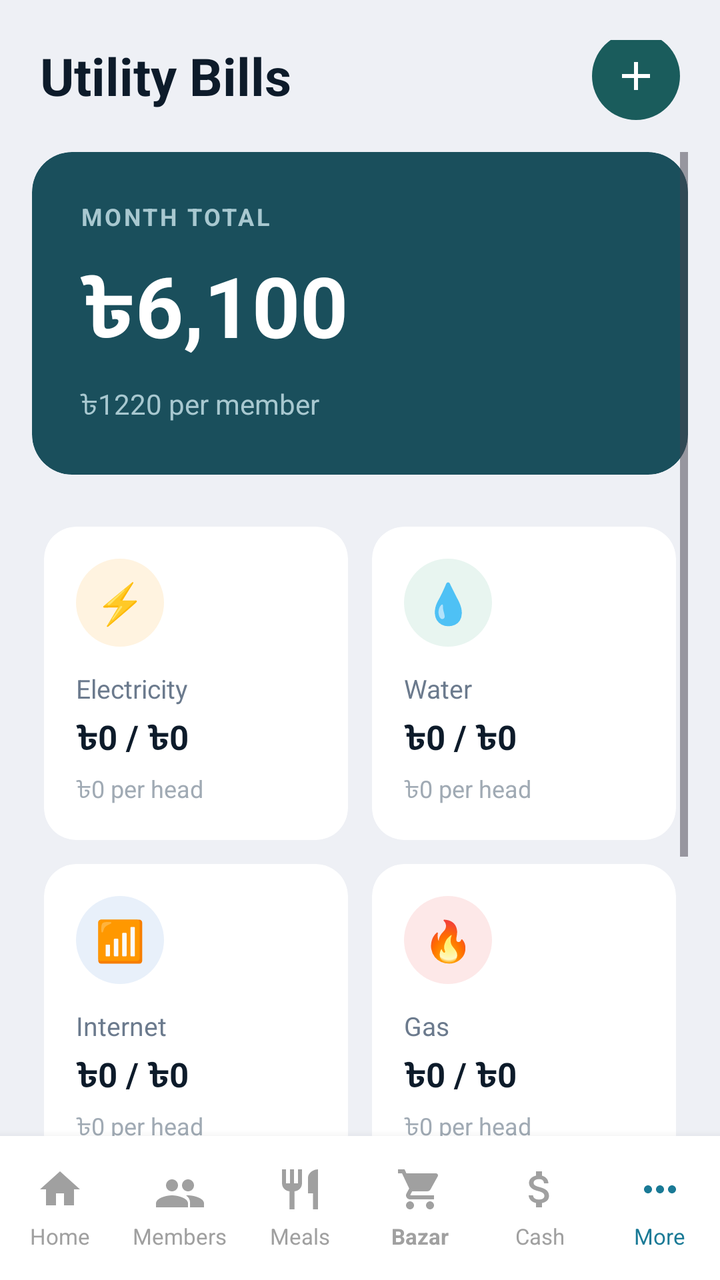
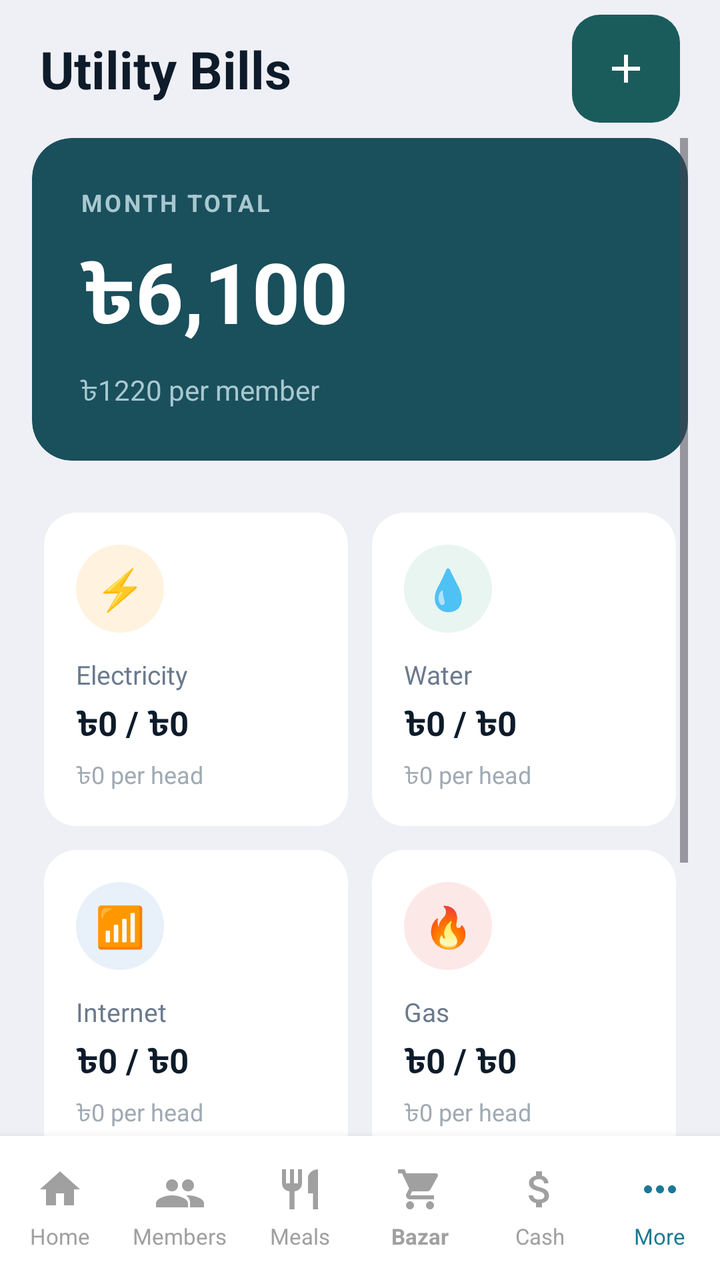

An Android layout rendered at two revisions. The XML below is the earlier revision; the diff shows what the commit changed to produce the second picture.
<!-- AndroidManifest.xml: application theme Theme.MessManagement -->
<!-- res/layout/activity_utility.xml -->
<?xml version="1.0" encoding="utf-8"?>
<LinearLayout
    xmlns:android="http://schemas.android.com/apk/res/android"
    xmlns:app="http://schemas.android.com/apk/res-auto"
    android:layout_width="match_parent"
    android:layout_height="match_parent"
    android:orientation="vertical"
    android:background="#EEF0F5">

    
    <RelativeLayout
        android:layout_width="match_parent"
        android:layout_height="wrap_content"
        android:paddingHorizontal="20dp"
        android:paddingTop="20dp"
        android:paddingBottom="12dp">

        <TextView
            android:layout_width="wrap_content"
            android:layout_height="wrap_content"
            android:layout_centerVertical="true"
            android:text="Utility Bills"
            android:textColor="#0D1B2A"
            android:textSize="26sp"
            android:textStyle="bold" />

        <ImageButton
            android:id="@+id/btnAddUtility"
            android:layout_width="44dp"
            android:layout_height="44dp"
            android:layout_alignParentEnd="true"
            android:layout_centerVertical="true"
            android:background="@drawable/bg_circle_teal"
            android:src="@drawable/ic_add"
            android:contentDescription="Add Utility" />

    </RelativeLayout>

    <ScrollView
        android:layout_width="match_parent"
        android:layout_height="0dp"
        android:layout_weight="1"
        android:paddingHorizontal="16dp"
        android:clipToPadding="false">

        <LinearLayout
            android:layout_width="match_parent"
            android:layout_height="wrap_content"
            android:orientation="vertical">

            
            <androidx.cardview.widget.CardView
                android:layout_width="match_parent"
                android:layout_height="wrap_content"
                android:layout_marginBottom="20dp"
                app:cardCornerRadius="20dp"
                app:cardElevation="0dp"
                app:cardBackgroundColor="#1A4F5C">

                <LinearLayout
                    android:layout_width="match_parent"
                    android:layout_height="wrap_content"
                    android:orientation="vertical"
                    android:padding="24dp">

                    <TextView
                        android:layout_width="wrap_content"
                        android:layout_height="wrap_content"
                        android:text="MONTH TOTAL"
                        android:textColor="#A8C8D0"
                        android:textSize="12sp"
                        android:textStyle="bold"
                        android:letterSpacing="0.1"
                        android:layout_marginBottom="8dp" />

                    <TextView
                        android:id="@+id/tvTotalAmount"
                        android:layout_width="wrap_content"
                        android:layout_height="wrap_content"
                        android:text="৳6,100"
                        android:textColor="#FFFFFF"
                        android:textSize="42sp"
                        android:textStyle="bold"
                        android:layout_marginBottom="6dp" />

                    <TextView
                        android:id="@+id/tvPerMember"
                        android:layout_width="wrap_content"
                        android:layout_height="wrap_content"
                        android:text="৳1220 per member"
                        android:textColor="#A8C8D0"
                        android:textSize="14sp" />

                </LinearLayout>

            </androidx.cardview.widget.CardView>

            
            <GridLayout
                android:layout_width="match_parent"
                android:layout_height="wrap_content"
                android:columnCount="2"
                android:useDefaultMargins="false">

                
                <androidx.cardview.widget.CardView
                    android:layout_width="0dp"
                    android:layout_height="wrap_content"
                    android:layout_columnWeight="1"
                    android:layout_margin="6dp"
                    app:cardCornerRadius="16dp"
                    app:cardElevation="0dp"
                    app:cardBackgroundColor="#FFFFFF">

                    <LinearLayout
                        android:layout_width="match_parent"
                        android:layout_height="wrap_content"
                        android:orientation="vertical"
                        android:padding="16dp">

                        <TextView
                            android:layout_width="44dp"
                            android:layout_height="44dp"
                            android:background="@drawable/bg_icon_orange"
                            android:gravity="center"
                            android:text="⚡"
                            android:textSize="20sp"
                            android:layout_marginBottom="12dp" />

                        <TextView
                            android:layout_width="wrap_content"
                            android:layout_height="wrap_content"
                            android:text="Electricity"
                            android:textColor="#6B7A8D"
                            android:textSize="13sp"
                            android:layout_marginBottom="4dp" />

                        <TextView
                            android:id="@+id/tvElectricity"
                            android:layout_width="wrap_content"
                            android:layout_height="wrap_content"
                            android:text="৳0 / ৳0"
                            android:textColor="#0D1B2A"
                            android:textSize="17sp"
                            android:textStyle="bold"
                            android:layout_marginBottom="4dp" />

                        <TextView
                            android:id="@+id/tvElectricityHead"
                            android:layout_width="wrap_content"
                            android:layout_height="wrap_content"
                            android:text="৳0 per head"
                            android:textColor="#A0AAB4"
                            android:textSize="12sp" />

                    </LinearLayout>

                </androidx.cardview.widget.CardView>

                
                <androidx.cardview.widget.CardView
                    android:layout_width="0dp"
                    android:layout_height="wrap_content"
                    android:layout_columnWeight="1"
                    android:layout_margin="6dp"
                    app:cardCornerRadius="16dp"
                    app:cardElevation="0dp"
                    app:cardBackgroundColor="#FFFFFF">

                    <LinearLayout
                        android:layout_width="match_parent"
                        android:layout_height="wrap_content"
                        android:orientation="vertical"
                        android:padding="16dp">

                        <TextView
                            android:layout_width="44dp"
                            android:layout_height="44dp"
                            android:background="@drawable/bg_icon_green"
                            android:gravity="center"
                            android:text="💧"
                            android:textSize="20sp"
                            android:layout_marginBottom="12dp" />

                        <TextView
                            android:layout_width="wrap_content"
                            android:layout_height="wrap_content"
                            android:text="Water"
                            android:textColor="#6B7A8D"
                            android:textSize="13sp"
                            android:layout_marginBottom="4dp" />

                        <TextView
                            android:id="@+id/tvWater"
                            android:layout_width="wrap_content"
                            android:layout_height="wrap_content"
                            android:text="৳0 / ৳0"
                            android:textColor="#0D1B2A"
                            android:textSize="17sp"
                            android:textStyle="bold"
                            android:layout_marginBottom="4dp" />

                        <TextView
                            android:id="@+id/tvWaterHead"
                            android:layout_width="wrap_content"
                            android:layout_height="wrap_content"
                            android:text="৳0 per head"
                            android:textColor="#A0AAB4"
                            android:textSize="12sp" />

                    </LinearLayout>

                </androidx.cardview.widget.CardView>

                
                <androidx.cardview.widget.CardView
                    android:layout_width="0dp"
                    android:layout_height="wrap_content"
                    android:layout_columnWeight="1"
                    android:layout_margin="6dp"
                    app:cardCornerRadius="16dp"
                    app:cardElevation="0dp"
                    app:cardBackgroundColor="#FFFFFF">

                    <LinearLayout
                        android:layout_width="match_parent"
                        android:layout_height="wrap_content"
                        android:orientation="vertical"
                        android:padding="16dp">

                        <TextView
                            android:layout_width="44dp"
                            android:layout_height="44dp"
                            android:background="@drawable/bg_icon_blue"
                            android:gravity="center"
                            android:text="📶"
                            android:textSize="20sp"
                            android:layout_marginBottom="12dp" />

                        <TextView
                            android:layout_width="wrap_content"
                            android:layout_height="wrap_content"
                            android:text="Internet"
                            android:textColor="#6B7A8D"
                            android:textSize="13sp"
                            android:layout_marginBottom="4dp" />

                        <TextView
                            android:id="@+id/tvInternet"
                            android:layout_width="wrap_content"
                            android:layout_height="wrap_content"
                            android:text="৳0 / ৳0"
                            android:textColor="#0D1B2A"
                            android:textSize="17sp"
                            android:textStyle="bold"
                            android:layout_marginBottom="4dp" />

                        <TextView
                            android:id="@+id/tvInternetHead"
                            android:layout_width="wrap_content"
                            android:layout_height="wrap_content"
                            android:text="৳0 per head"
                            android:textColor="#A0AAB4"
                            android:textSize="12sp" />

                    </LinearLayout>

                </androidx.cardview.widget.CardView>

                
                <androidx.cardview.widget.CardView
                    android:layout_width="0dp"
                    android:layout_height="wrap_content"
                    android:layout_columnWeight="1"
                    android:layout_margin="6dp"
                    app:cardCornerRadius="16dp"
                    app:cardElevation="0dp"
                    app:cardBackgroundColor="#FFFFFF">

                    <LinearLayout
                        android:layout_width="match_parent"
                        android:layout_height="wrap_content"
                        android:orientation="vertical"
                        android:padding="16dp">

                        <TextView
                            android:layout_width="44dp"
                            android:layout_height="44dp"
                            android:background="@drawable/bg_icon_red"
                            android:gravity="center"
                            android:text="🔥"
                            android:textSize="20sp"
                            android:layout_marginBottom="12dp" />

                        <TextView
                            android:layout_width="wrap_content"
                            android:layout_height="wrap_content"
                            android:text="Gas"
                            android:textColor="#6B7A8D"
                            android:textSize="13sp"
                            android:layout_marginBottom="4dp" />

                        <TextView
                            android:id="@+id/tvGas"
                            android:layout_width="wrap_content"
                            android:layout_height="wrap_content"
                            android:text="৳0 / ৳0"
                            android:textColor="#0D1B2A"
                            android:textSize="17sp"
                            android:textStyle="bold"
                            android:layout_marginBottom="4dp" />

                        <TextView
                            android:id="@+id/tvGasHead"
                            android:layout_width="wrap_content"
                            android:layout_height="wrap_content"
                            android:text="৳0 per head"
                            android:textColor="#A0AAB4"
                            android:textSize="12sp" />

                    </LinearLayout>

                </androidx.cardview.widget.CardView>

                
                <androidx.cardview.widget.CardView
                    android:layout_width="0dp"
                    android:layout_height="wrap_content"
                    android:layout_columnWeight="1"
                    android:layout_margin="6dp"
                    app:cardCornerRadius="16dp"
                    app:cardElevation="0dp"
                    app:cardBackgroundColor="#FFFFFF">

                    <LinearLayout
                        android:layout_width="match_parent"
                        android:layout_height="wrap_content"
                        android:orientation="vertical"
                        android:padding="16dp">

                        <TextView
                            android:layout_width="44dp"
                            android:layout_height="44dp"
                            android:background="@drawable/bg_icon_orange"
                            android:gravity="center"
                            android:text="👩‍🍳"
                            android:textSize="20sp"
                            android:layout_marginBottom="12dp" />

                        <TextView
                            android:layout_width="wrap_content"
                            android:layout_height="wrap_content"
                            android:text="Bua Salary"
                            android:textColor="#6B7A8D"
                            android:textSize="13sp"
                            android:layout_marginBottom="4dp" />

                        <TextView
                            android:id="@+id/tvBua"
                            android:layout_width="wrap_content"
                            android:layout_height="wrap_content"
                            android:text="৳0 / ৳0"
                            android:textColor="#0D1B2A"
                            android:textSize="17sp"
                            android:textStyle="bold"
                            android:layout_marginBottom="4dp" />

                        <TextView
                            android:id="@+id/tvBuaHead"
                            android:layout_width="wrap_content"
                            android:layout_height="wrap_content"
                            android:text="৳0 per head"
                            android:textColor="#A0AAB4"
                            android:textSize="12sp" />

                    </LinearLayout>

                </androidx.cardview.widget.CardView>

                
                <androidx.cardview.widget.CardView
                    android:layout_width="0dp"
                    android:layout_height="wrap_content"
                    android:layout_columnWeight="1"
                    android:layout_margin="6dp"
                    app:cardCornerRadius="16dp"
                    app:cardElevation="0dp"
                    app:cardBackgroundColor="#FFFFFF">

                    <LinearLayout
                        android:layout_width="match_parent"
                        android:layout_height="wrap_content"
                        android:orientation="vertical"
                        android:padding="16dp">

                        <TextView
                            android:layout_width="44dp"
                            android:layout_height="44dp"
                            android:background="@drawable/bg_icon_blue"
                            android:gravity="center"
                            android:text="🏠"
                            android:textSize="20sp"
                            android:layout_marginBottom="12dp" />

                        <TextView
                            android:layout_width="wrap_content"
                            android:layout_height="wrap_content"
                            android:text="House Rent"
                            android:textColor="#6B7A8D"
                            android:textSize="13sp"
                            android:layout_marginBottom="4dp" />

                        <TextView
                            android:id="@+id/tvRent"
                            android:layout_width="wrap_content"
                            android:layout_height="wrap_content"
                            android:text="৳0 / ৳0"
                            android:textColor="#0D1B2A"
                            android:textSize="17sp"
                            android:textStyle="bold"
                            android:layout_marginBottom="4dp" />

                        <TextView
                            android:id="@+id/tvRentHead"
                            android:layout_width="wrap_content"
                            android:layout_height="wrap_content"
                            android:text="৳0 per head"
                            android:textColor="#A0AAB4"
                            android:textSize="12sp" />

                    </LinearLayout>

                </androidx.cardview.widget.CardView>

            </GridLayout>

        </LinearLayout>

    </ScrollView>

    <LinearLayout
        android:id="@+id/bottom_nav"
        android:layout_width="match_parent"
        android:layout_height="72dp"
        android:background="@drawable/bottom_nav_background"
        android:baselineAligned="false"
        android:elevation="8dp"
        android:orientation="horizontal"
        app:layout_constraintBottom_toBottomOf="parent">

        
        <LinearLayout
            android:id="@+id/btn_home_layout"
            android:layout_width="0dp"
            android:layout_height="match_parent"
            android:layout_weight="1"
            android:clickable="true"
            android:focusable="true"
            android:background="?attr/selectableItemBackground"
            android:gravity="center"
            android:orientation="vertical">
            <ImageView
                android:layout_width="24dp"
                android:layout_height="24dp"
                android:contentDescription="@string/nav_home"
                android:src="@drawable/ic_home"
                app:tint="@color/nav_inactive" />
            <TextView
                android:layout_width="wrap_content"
                android:layout_height="wrap_content"
                android:layout_marginTop="4dp"
                android:text="@string/nav_home"
                android:textColor="@color/nav_inactive"
                android:textSize="11sp" />
        </LinearLayout>

        
        <LinearLayout
            android:id="@+id/btn_member_layout"
            android:layout_width="0dp"
            android:layout_height="match_parent"
            android:layout_weight="1"
            android:clickable="true"
            android:focusable="true"
            android:background="?attr/selectableItemBackground"
            android:gravity="center"
            android:orientation="vertical">
            <ImageView
                android:layout_width="24dp"
                android:layout_height="24dp"
                android:contentDescription="@string/nav_members"
                android:src="@drawable/ic_members"
                app:tint="@color/nav_inactive" />
            <TextView
                android:layout_width="wrap_content"
                android:layout_height="wrap_content"
                android:layout_marginTop="4dp"
                android:text="@string/nav_members"
                android:textColor="@color/nav_inactive"
                android:textSize="11sp" />
        </LinearLayout>

        
        <LinearLayout
            android:id="@+id/btn_meals_layout"
            android:layout_width="0dp"
            android:layout_height="match_parent"
            android:layout_weight="1"
            android:clickable="true"
            android:focusable="true"
            android:background="?attr/selectableItemBackground"
            android:gravity="center"
            android:orientation="vertical">
            <ImageView
                android:layout_width="24dp"
                android:layout_height="24dp"
                android:contentDescription="@string/nav_meals"
                android:src="@drawable/ic_meals"
                app:tint="@color/nav_inactive" />
            <TextView
                android:layout_width="wrap_content"
                android:layout_height="wrap_content"
                android:layout_marginTop="4dp"
                android:text="@string/nav_meals"
                android:textColor="@color/nav_inactive"
                android:textSize="11sp" />
        </LinearLayout>

        
        <LinearLayout
            android:id="@+id/btn_bazar_layout"
            android:layout_width="0dp"
            android:layout_height="match_parent"
            android:layout_weight="1"
            android:clickable="true"
            android:focusable="true"
            android:background="?attr/selectableItemBackground"
            android:gravity="center"
            android:orientation="vertical">
            <ImageView
                android:layout_width="24dp"
                android:layout_height="24dp"
                android:contentDescription="@string/nav_bazar"
                android:src="@drawable/ic_bazar"
                app:tint="@color/nav_inactive" />
            <TextView
                android:layout_width="wrap_content"
                android:layout_height="wrap_content"
                android:layout_marginTop="4dp"
                android:text="@string/nav_bazar"
                android:textColor="@color/nav_inactive"
                android:textSize="11sp"
                android:textStyle="bold" />
        </LinearLayout>

        
        <LinearLayout
            android:id="@+id/btn_cash_layout"
            android:layout_width="0dp"
            android:layout_height="match_parent"
            android:layout_weight="1"
            android:clickable="true"
            android:focusable="true"
            android:background="?attr/selectableItemBackground"
            android:gravity="center"
            android:orientation="vertical">
            <ImageView
                android:layout_width="24dp"
                android:layout_height="24dp"
                android:contentDescription="@string/nav_cash"
                android:src="@drawable/ic_cash"
                app:tint="@color/nav_inactive" />
            <TextView
                android:layout_width="wrap_content"
                android:layout_height="wrap_content"
                android:layout_marginTop="4dp"
                android:text="@string/nav_cash"
                android:textColor="@color/nav_inactive"
                android:textSize="11sp" />
        </LinearLayout>

        
        <LinearLayout
            android:id="@+id/btn_more_layout"
            android:layout_width="0dp"
            android:layout_height="match_parent"
            android:layout_weight="1"
            android:clickable="true"
            android:focusable="true"
            android:background="?attr/selectableItemBackground"
            android:gravity="center"
            android:orientation="vertical">
            <ImageView
                android:layout_width="24dp"
                android:layout_height="24dp"
                android:contentDescription="@string/nav_more"
                android:src="@drawable/ic_more"
                app:tint="@color/nav_active" />
            <TextView
                android:layout_width="wrap_content"
                android:layout_height="wrap_content"
                android:layout_marginTop="4dp"
                android:text="@string/nav_more"
                android:textColor="@color/nav_active"
                android:textSize="11sp" />
        </LinearLayout>

    </LinearLayout>


</LinearLayout>
<!-- resources referenced by this layout -->
<resources>
  <color name="nav_active">#1a7a96</color>
  <color name="nav_inactive">#a0a0a0</color>
  <!-- drawable bg_circle_teal (drawable) -->
  <?xml version="1.0" encoding="utf-8"?>
  <shape xmlns:android="http://schemas.android.com/apk/res/android"
      android:shape="oval">
      <solid android:color="#1A5C5C" />
  </shape>
  <!-- drawable bg_icon_blue (drawable) -->
  <?xml version="1.0" encoding="utf-8"?>
  <shape xmlns:android="http://schemas.android.com/apk/res/android"
      android:shape="oval">
      <solid android:color="#E8F0FA" />
  </shape>
  <!-- drawable bg_icon_green (drawable) -->
  <?xml version="1.0" encoding="utf-8"?>
  <shape xmlns:android="http://schemas.android.com/apk/res/android"
      android:shape="oval">
      <solid android:color="#E8F5F0" />
  </shape>
  <!-- drawable bg_icon_orange (drawable) -->
  <?xml version="1.0" encoding="utf-8"?>
  <shape xmlns:android="http://schemas.android.com/apk/res/android"
      android:shape="oval">
      <solid android:color="#FFF3E0" />
  </shape>
  <!-- drawable bg_icon_red (drawable) -->
  <?xml version="1.0" encoding="utf-8"?>
  <shape xmlns:android="http://schemas.android.com/apk/res/android"
      android:shape="oval">
      <solid android:color="#FDE8E8" />
  </shape>
  <!-- drawable bottom_nav_background (drawable) -->
  <?xml version="1.0" encoding="utf-8"?>
  <shape xmlns:android="http://schemas.android.com/apk/res/android">
      <solid android:color="@color/white" />
  </shape>
  <!-- drawable ic_add (drawable) -->
  <vector xmlns:android="http://schemas.android.com/apk/res/android"
      android:width="24dp"
      android:height="24dp"
      android:viewportWidth="24"
      android:viewportHeight="24">
      <path
          android:fillColor="@android:color/white"
          android:pathData="M19,13H13V19H11V13H5V11H11V5H13V11H19V13Z" />
  </vector>
  <!-- drawable ic_home (drawable) -->
  <vector xmlns:android="http://schemas.android.com/apk/res/android"
      android:width="24dp"
      android:height="24dp"
      android:viewportWidth="24"
      android:viewportHeight="24">
      <path
          android:fillColor="@android:color/black"
          android:pathData="M10,20V14H14V20H19V12H22L12,3L2,12H5V20H10Z" />
  </vector>
  <!-- drawable ic_meals (drawable) -->
  <vector xmlns:android="http://schemas.android.com/apk/res/android"
      android:width="24dp"
      android:height="24dp"
      android:viewportWidth="24"
      android:viewportHeight="24">
      <path
          android:fillColor="@android:color/black"
          android:pathData="M11,9H9V2H7V9H5V2H3V9C3,11.12 4.66,12.84 6.75,12.97V22H9.25V12.97C11.34,12.84 13,11.12 13,9V2H11V9M16,6V14H18.5V22H21V2C18.24,2 16,4.24 16,6Z" />
  </vector>
  <string name="nav_bazar">Bazar</string>
  <string name="nav_cash">Cash</string>
  <string name="nav_home">Home</string>
  <string name="nav_meals">Meals</string>
  <string name="nav_members">Members</string>
  <string name="nav_more">More</string>
  <style name="Theme.MessManagement" parent="Theme.Material3.Light.NoActionBar">
          
          <item name="colorPrimary">@color/nav_active</item>
          <item name="colorOnPrimary">@color/white</item>
          
          <item name="colorSecondary">@color/bazar_card_end</item>
          <item name="colorOnSecondary">@color/white</item>
          
          <item name="android:statusBarColor">@color/primary_bg</item>
          <item name="android:windowLightStatusBar">true</item>
          <item name="android:fitsSystemWindows">true</item>
      </style>
  <color name="white">#FFFFFFFF</color>
  <color name="bazar_card_end">#2b8ab0</color>
  <color name="primary_bg">#1a4d63</color>
  <!-- unchanged entries left out for length: 4 -->
</resources>

<!-- the commit's change to res/layout/activity_utility.xml (unified diff, before → after) -->
@@ -11,9 +11,7 @@
     <RelativeLayout
         android:layout_width="match_parent"
         android:layout_height="wrap_content"
-        android:paddingHorizontal="20dp"
-        android:paddingTop="20dp"
-        android:paddingBottom="12dp">
+        android:paddingHorizontal="20dp">
 
         <TextView
             android:layout_width="wrap_content"
@@ -26,8 +24,9 @@
 
         <ImageButton
             android:id="@+id/btnAddUtility"
-            android:layout_width="44dp"
-            android:layout_height="44dp"
+            android:layout_marginTop="15dp"
+            android:layout_width="54dp"
+            android:layout_height="54dp"
             android:layout_alignParentEnd="true"
             android:layout_centerVertical="true"
             android:background="@drawable/bg_circle_teal"
<!-- resource entries referenced after the edit -->
@@ -5,8 +5,12 @@
   <!-- drawable bg_circle_teal (drawable) -->
   <?xml version="1.0" encoding="utf-8"?>
   <shape xmlns:android="http://schemas.android.com/apk/res/android"
-      android:shape="oval">
+      android:shape="rectangle">
+  
       <solid android:color="#1A5C5C" />
+  
+      <corners android:radius="14dp" />
+  
   </shape>
   <!-- drawable bg_icon_blue (drawable) -->
   <?xml version="1.0" encoding="utf-8"?>
